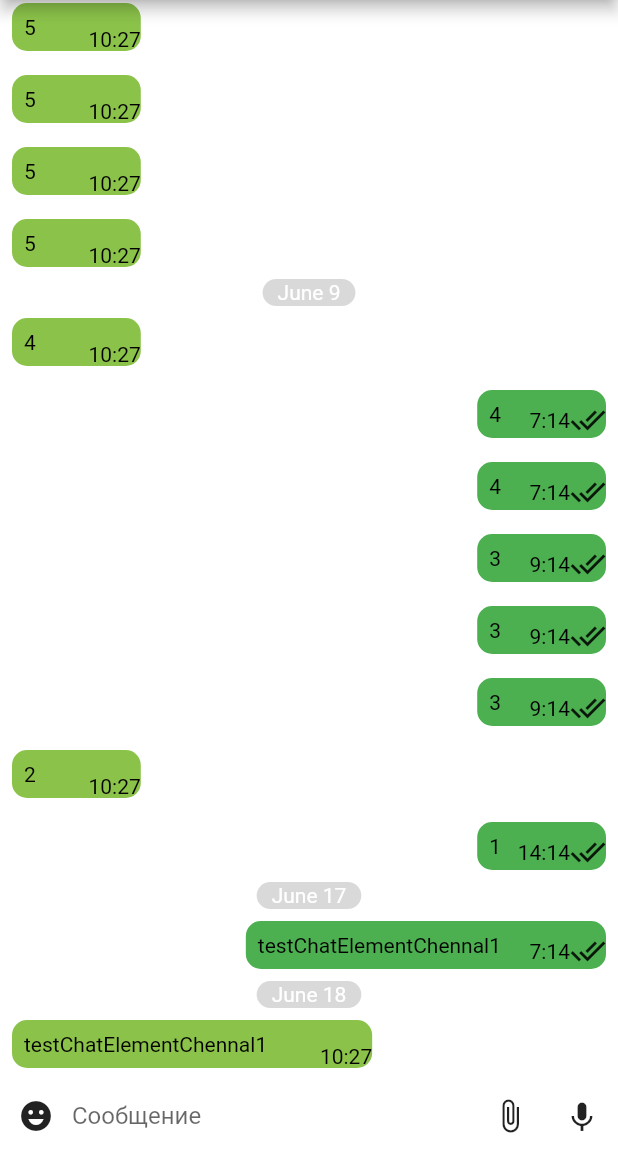
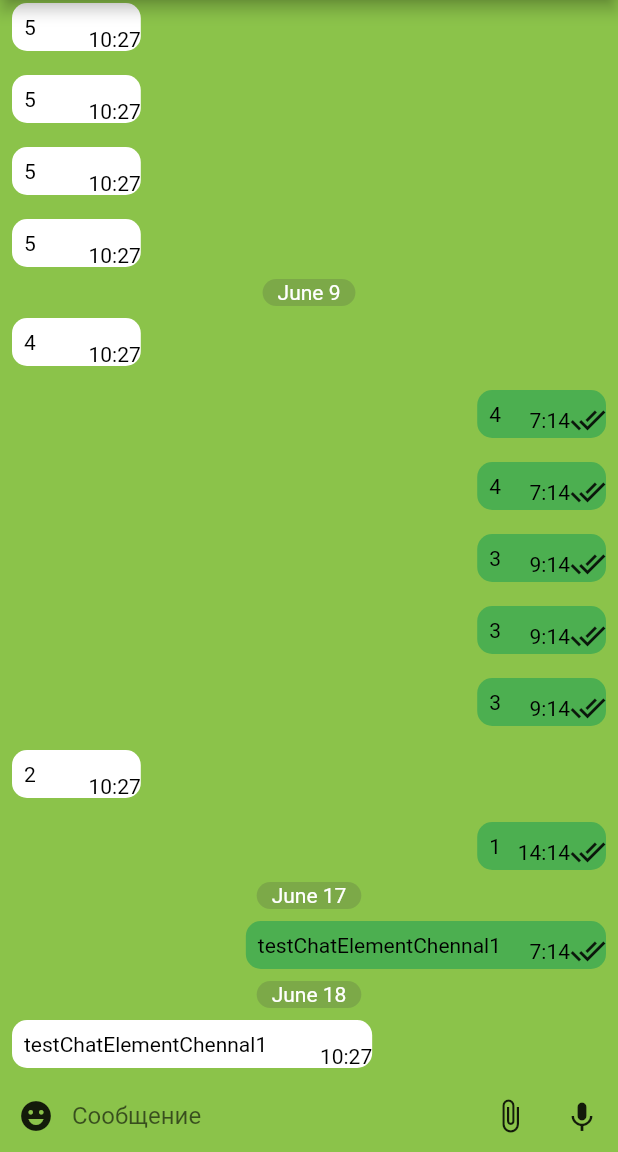
Before and after one commit to 27Victory27/test_magnit, a Flutter app: the MainScreen screen opened by its route, after a tap on "Степан Елизборян", on a phone screen of 412 x 824 dp, the part 84-1236 px from its top. Run offline on Flutter 3.47's test engine with Material 2 defaults, Android fonts, the phone set to English and light mode, and no system bars; drawn by our look-alikes of grouped_list; our stand-ins replace emoji_picker_flutter, firebase_auth, firebase_core, flutter_bloc, freezed_annotation; accounts and stored records are empty; generated files the repository leaves out were written again; statements that could not run were skipped.

Commit message:
Небольшие изменения в dark/light theme (background чатов)

```diff
--- a/lib/presentation/chat_screen/chat_screen.dart
+++ b/lib/presentation/chat_screen/chat_screen.dart
@@ -19,10 +19,11 @@ class ChatScreen extends StatelessWidget {
     // var isEmojiVisible = false.obs;
     final ThemeColors myColors = Theme.of(context).extension<ThemeColors>()!;
     return Scaffold(
+      backgroundColor: myColors.ThemeChatBackground,
         appBar: AppBar(
             automaticallyImplyLeading: false,
             iconTheme: IconThemeData(color: Colors.white),
-            //backgroundColor: Colors.blue,
+            //backgroundColor: myColors.ThemeChatBackground,
             title: BlocBuilder<ChatCubit, ChatState>(
                 builder: (BuildContext context, ChatState state) =>
                     state.maybeWhen(
--- a/lib/themes/theme_colors.dart
+++ b/lib/themes/theme_colors.dart
@@ -3,21 +3,26 @@ part of 'theme.dart';
 class ThemeColors extends ThemeExtension<ThemeColors> {
   final Color myChatElementBackground;
   final Color otherChatElementBackground;
+  final Color ThemeChatBackground;
 
   const ThemeColors({
     required this.myChatElementBackground,
     required this.otherChatElementBackground,
+    required this.ThemeChatBackground,
   });
 
   @override
   ThemeExtension<ThemeColors> copyWith({
     Color? myChatElementBackground,
     Color? otherChatElementBackground,
+    Color? ThemeChatBackground,
+
+
   }) {
     return ThemeColors(
-      myChatElementBackground:
-      myChatElementBackground ?? this.myChatElementBackground,
+      myChatElementBackground: myChatElementBackground ?? this.myChatElementBackground,
       otherChatElementBackground: otherChatElementBackground?? this.otherChatElementBackground,
+      ThemeChatBackground: ThemeChatBackground ?? this.ThemeChatBackground,
     );
   }
 
@@ -31,19 +36,22 @@ class ThemeColors extends ThemeExtension<ThemeColors> {
     }
 
     return ThemeColors(
-      myChatElementBackground:
-      Color.lerp(myChatElementBackground, other.myChatElementBackground, t)!,
-      otherChatElementBackground: Color.lerp(otherChatElementBackground, other.otherChatElementBackground, t)!,
+        myChatElementBackground: Color.lerp(myChatElementBackground, other.myChatElementBackground, t)!,
+        otherChatElementBackground: Color.lerp(otherChatElementBackground, other.otherChatElementBackground, t)!,
+        ThemeChatBackground: Color.lerp(ThemeChatBackground, other. ThemeChatBackground, t)!,
     );
   }
 
   static get light => ThemeColors(
-    myChatElementBackground: Colors.green,
-    otherChatElementBackground: Colors.lightGreen,
+      myChatElementBackground: Colors.green,
+      otherChatElementBackground: Colors.white,
+      ThemeChatBackground: Colors.lightGreen
+
   );
 
   static get dark => ThemeColors(
-    myChatElementBackground: Colors.purpleAccent,
-    otherChatElementBackground: Color(0xff252D3A)
+      myChatElementBackground: Colors.purpleAccent,
+      otherChatElementBackground: Color(0xff252D3A),
+      ThemeChatBackground: Color(0xff384056)
   );
 }
```
